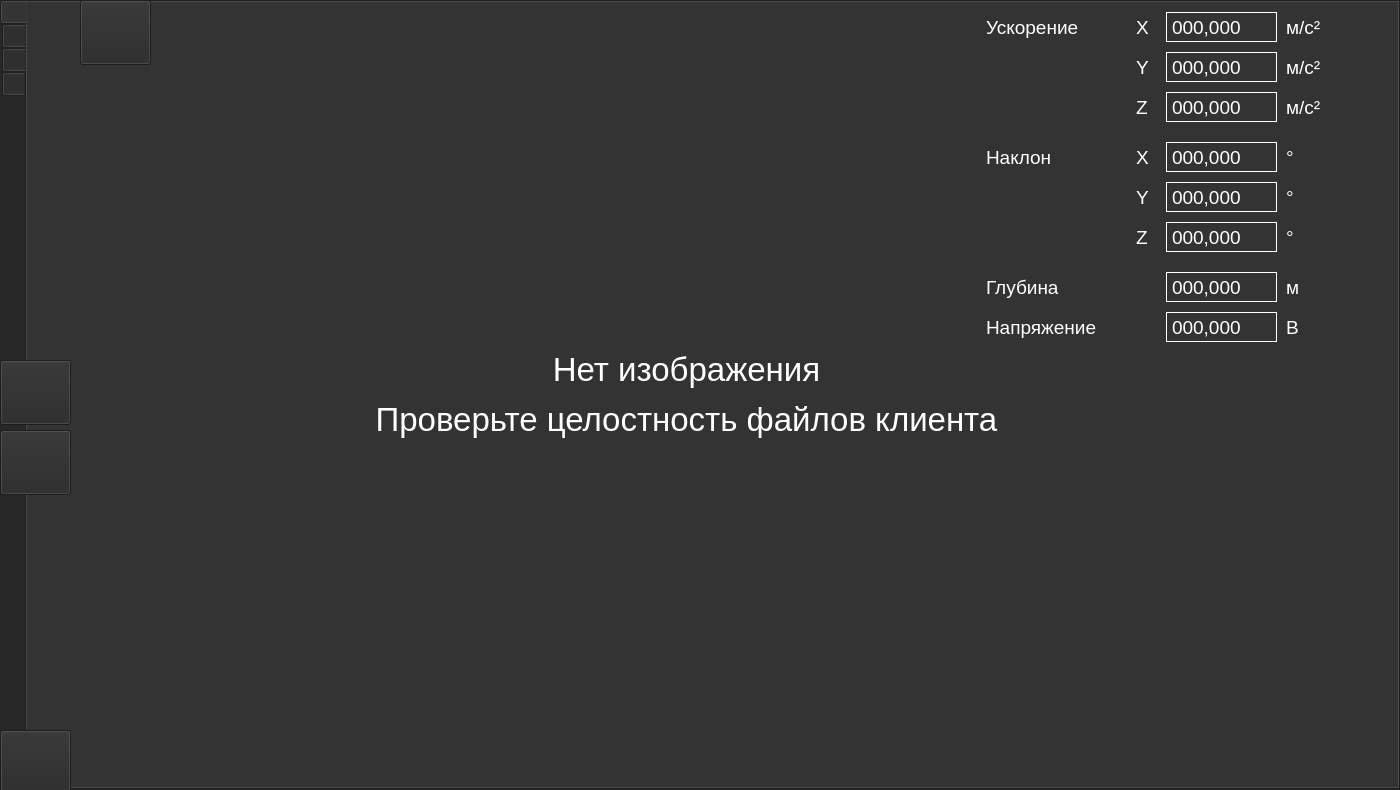
First picture: the form in src/MainWindow/MainWindow.ui, repository PolarStarWalker/PolarUV-client, before the edit.
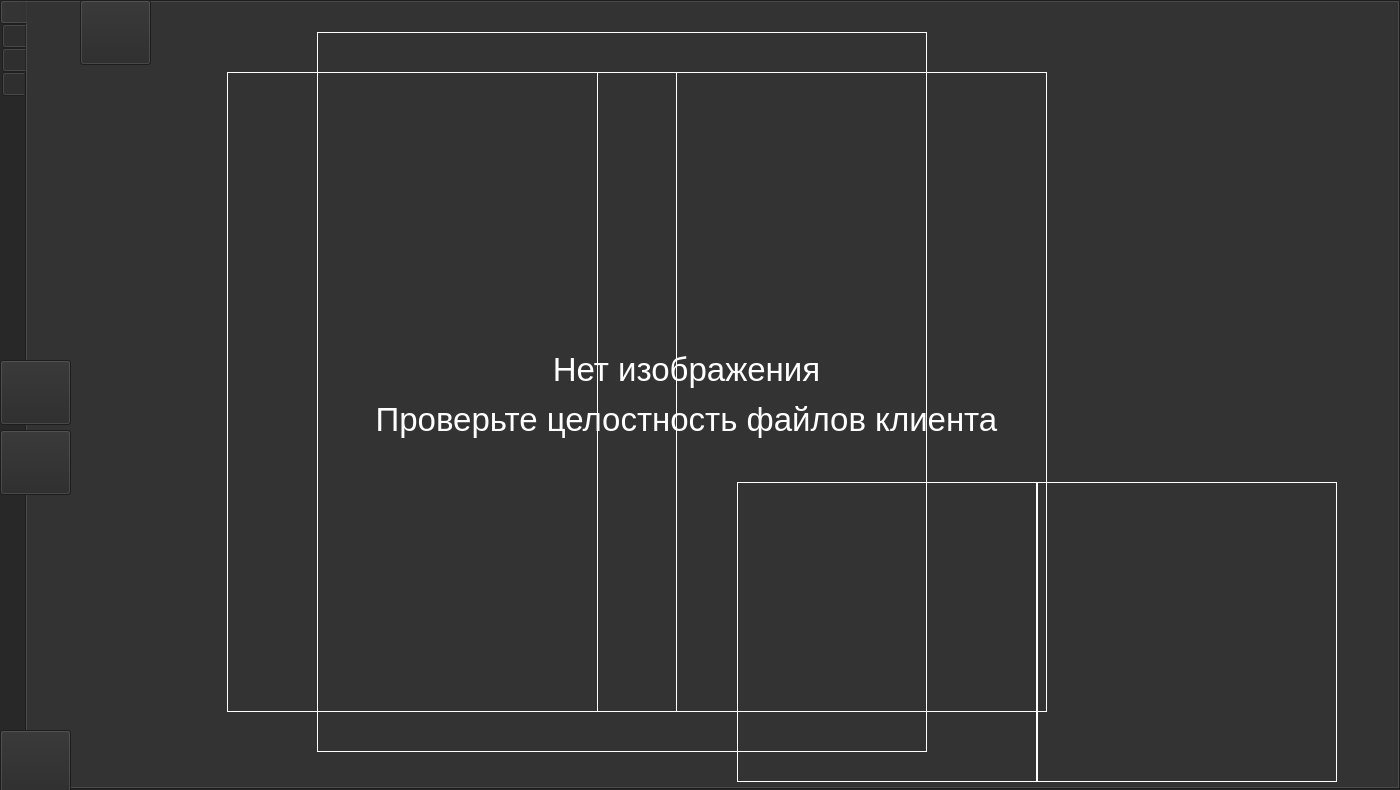
Second picture: the form after the edit. Icons and pictures are not drawn.

What changed in the file:
```diff
--- a/src/MainWindow/MainWindow.ui
+++ b/src/MainWindow/MainWindow.ui
@@ -1133,730 +1133,17 @@
        <bool>true</bool>
       </property>
      </widget>
-     <widget class="QWidget" name="TelemetryWidget" native="true">
-      <property name="geometry">
-       <rect>
-        <x>949</x>
-        <y>10</y>
-        <width>361</width>
-        <height>331</height>
-       </rect>
-      </property>
-      <property name="autoFillBackground">
-       <bool>false</bool>
-      </property>
-      <widget class="QLabel" name="EulerLabel">
-       <property name="geometry">
-        <rect>
-         <x>10</x>
-         <y>130</y>
-         <width>151</width>
-         <height>30</height>
-        </rect>
-       </property>
-       <property name="font">
-        <font>
-         <family>Arial</family>
-         <pointsize>14</pointsize>
-         <weight>50</weight>
-         <bold>false</bold>
-         <underline>false</underline>
-         <kerning>true</kerning>
-        </font>
-       </property>
-       <property name="text">
-        <string>Наклон</string>
-       </property>
-       <property name="wordWrap">
-        <bool>false</bool>
-       </property>
-      </widget>
-      <widget class="QLabel" name="EulerXLabel">
-       <property name="geometry">
-        <rect>
-         <x>160</x>
-         <y>130</y>
-         <width>20</width>
-         <height>30</height>
-        </rect>
-       </property>
-       <property name="font">
-        <font>
-         <family>Arial</family>
-         <pointsize>14</pointsize>
-         <weight>50</weight>
-         <bold>false</bold>
-         <underline>false</underline>
-         <kerning>true</kerning>
-        </font>
-       </property>
-       <property name="text">
-        <string>X</string>
-       </property>
-       <property name="wordWrap">
-        <bool>false</bool>
-       </property>
-      </widget>
-      <widget class="QLabel" name="EulerYLabel">
-       <property name="geometry">
-        <rect>
-         <x>160</x>
-         <y>170</y>
-         <width>20</width>
-         <height>30</height>
-        </rect>
-       </property>
-       <property name="font">
-        <font>
-         <family>Arial</family>
-         <pointsize>14</pointsize>
-         <weight>50</weight>
-         <bold>false</bold>
-         <underline>false</underline>
-         <kerning>true</kerning>
-        </font>
-       </property>
-       <property name="text">
-        <string>Y</string>
-       </property>
-       <property name="wordWrap">
-        <bool>false</bool>
-       </property>
-      </widget>
-      <widget class="QLabel" name="EulerZLabel">
-       <property name="geometry">
-        <rect>
-         <x>160</x>
-         <y>210</y>
-         <width>20</width>
-         <height>30</height>
-        </rect>
-       </property>
-       <property name="font">
-        <font>
-         <family>Arial</family>
-         <pointsize>14</pointsize>
-         <weight>50</weight>
-         <bold>false</bold>
-         <underline>false</underline>
-         <kerning>true</kerning>
-        </font>
-       </property>
-       <property name="text">
-        <string>Z</string>
-       </property>
-       <property name="wordWrap">
-        <bool>false</bool>
-       </property>
-      </widget>
-      <widget class="QLabel" name="DepthLabel">
-       <property name="geometry">
-        <rect>
-         <x>10</x>
-         <y>260</y>
-         <width>151</width>
-         <height>30</height>
-        </rect>
-       </property>
-       <property name="font">
-        <font>
-         <family>Arial</family>
-         <pointsize>14</pointsize>
-         <weight>50</weight>
-         <bold>false</bold>
-         <underline>false</underline>
-         <kerning>true</kerning>
-        </font>
-       </property>
-       <property name="text">
-        <string>Глубина</string>
-       </property>
-       <property name="wordWrap">
-        <bool>false</bool>
-       </property>
-      </widget>
-      <widget class="QLabel" name="VoltageLabel">
-       <property name="geometry">
-        <rect>
-         <x>10</x>
-         <y>300</y>
-         <width>141</width>
-         <height>30</height>
-        </rect>
-       </property>
-       <property name="font">
-        <font>
-         <family>Arial</family>
-         <pointsize>14</pointsize>
-         <weight>50</weight>
-         <bold>false</bold>
-         <underline>false</underline>
-         <kerning>true</kerning>
-        </font>
-       </property>
-       <property name="text">
-        <string>Напряжение</string>
-       </property>
-       <property name="wordWrap">
-        <bool>false</bool>
-       </property>
-      </widget>
-      <widget class="QLabel" name="EulerXValue">
-       <property name="geometry">
-        <rect>
-         <x>190</x>
-         <y>130</y>
-         <width>111</width>
-         <height>30</height>
-        </rect>
-       </property>
-       <property name="font">
-        <font>
-         <family>Arial</family>
-         <pointsize>14</pointsize>
-         <weight>50</weight>
-         <bold>false</bold>
-         <underline>false</underline>
-         <kerning>true</kerning>
-        </font>
-       </property>
-       <property name="frameShape">
-        <enum>QFrame::Panel</enum>
-       </property>
-       <property name="text">
-        <string>000,000</string>
-       </property>
-       <property name="wordWrap">
-        <bool>false</bool>
-       </property>
-      </widget>
-      <widget class="QLabel" name="EulerYValue">
-       <property name="geometry">
-        <rect>
-         <x>190</x>
-         <y>170</y>
-         <width>111</width>
-         <height>30</height>
-        </rect>
-       </property>
-       <property name="font">
-        <font>
-         <family>Arial</family>
-         <pointsize>14</pointsize>
-         <weight>50</weight>
-         <bold>false</bold>
-         <underline>false</underline>
-         <kerning>true</kerning>
-        </font>
-       </property>
-       <property name="frameShape">
-        <enum>QFrame::Panel</enum>
-       </property>
-       <property name="text">
-        <string>000,000</string>
-       </property>
-       <property name="wordWrap">
-        <bool>false</bool>
-       </property>
-      </widget>
-      <widget class="QLabel" name="EulerZValue">
-       <property name="geometry">
-        <rect>
-         <x>190</x>
-         <y>210</y>
-         <width>111</width>
-         <height>30</height>
-        </rect>
-       </property>
-       <property name="font">
-        <font>
-         <family>Arial</family>
-         <pointsize>14</pointsize>
-         <weight>50</weight>
-         <bold>false</bold>
-         <underline>false</underline>
-         <kerning>true</kerning>
-        </font>
-       </property>
-       <property name="frameShape">
-        <enum>QFrame::Panel</enum>
-       </property>
-       <property name="text">
-        <string>000,000</string>
-       </property>
-       <property name="wordWrap">
-        <bool>false</bool>
-       </property>
-      </widget>
-      <widget class="QLabel" name="DepthValue">
-       <property name="geometry">
-        <rect>
-         <x>190</x>
-         <y>260</y>
-         <width>111</width>
-         <height>30</height>
-        </rect>
-       </property>
-       <property name="font">
-        <font>
-         <family>Arial</family>
-         <pointsize>14</pointsize>
-         <weight>50</weight>
-         <bold>false</bold>
-         <underline>false</underline>
-         <kerning>true</kerning>
-        </font>
-       </property>
-       <property name="frameShape">
-        <enum>QFrame::Panel</enum>
-       </property>
-       <property name="text">
-        <string>000,000</string>
-       </property>
-       <property name="wordWrap">
-        <bool>false</bool>
-       </property>
-      </widget>
-      <widget class="QLabel" name="VoltageValue">
-       <property name="geometry">
-        <rect>
-         <x>190</x>
-         <y>300</y>
-         <width>111</width>
-         <height>30</height>
-        </rect>
-       </property>
-       <property name="font">
-        <font>
-         <family>Arial</family>
-         <pointsize>14</pointsize>
-         <weight>50</weight>
-         <bold>false</bold>
-         <underline>false</underline>
-         <kerning>true</kerning>
-        </font>
-       </property>
-       <property name="frameShape">
-        <enum>QFrame::Panel</enum>
-       </property>
-       <property name="text">
-        <string>000,000</string>
-       </property>
-       <property name="wordWrap">
-        <bool>false</bool>
-       </property>
-      </widget>
-      <widget class="QLabel" name="EulerXUnits">
-       <property name="geometry">
-        <rect>
-         <x>310</x>
-         <y>130</y>
-         <width>20</width>
-         <height>30</height>
-        </rect>
-       </property>
-       <property name="font">
-        <font>
-         <family>Arial</family>
-         <pointsize>14</pointsize>
-         <weight>50</weight>
-         <bold>false</bold>
-         <underline>false</underline>
-         <kerning>true</kerning>
-        </font>
-       </property>
-       <property name="text">
-        <string>°</string>
-       </property>
-       <property name="wordWrap">
-        <bool>false</bool>
-       </property>
-      </widget>
-      <widget class="QLabel" name="EulerYUnits">
-       <property name="geometry">
-        <rect>
-         <x>310</x>
-         <y>170</y>
-         <width>20</width>
-         <height>30</height>
-        </rect>
-       </property>
-       <property name="font">
-        <font>
-         <family>Arial</family>
-         <pointsize>14</pointsize>
-         <weight>50</weight>
-         <bold>false</bold>
-         <underline>false</underline>
-         <kerning>true</kerning>
-        </font>
-       </property>
-       <property name="text">
-        <string>°</string>
-       </property>
-       <property name="wordWrap">
-        <bool>false</bool>
-       </property>
-      </widget>
-      <widget class="QLabel" name="EulerZUnits">
-       <property name="geometry">
-        <rect>
-         <x>310</x>
-         <y>210</y>
-         <width>20</width>
-         <height>30</height>
-        </rect>
-       </property>
-       <property name="font">
-        <font>
-         <family>Arial</family>
-         <pointsize>14</pointsize>
-         <weight>50</weight>
-         <bold>false</bold>
-         <underline>false</underline>
-         <kerning>true</kerning>
-        </font>
-       </property>
-       <property name="text">
-        <string>°</string>
-       </property>
-       <property name="wordWrap">
-        <bool>false</bool>
-       </property>
-      </widget>
-      <widget class="QLabel" name="DepthUnits">
-       <property name="geometry">
-        <rect>
-         <x>310</x>
-         <y>260</y>
-         <width>51</width>
-         <height>30</height>
-        </rect>
-       </property>
-       <property name="font">
-        <font>
-         <family>Arial</family>
-         <pointsize>14</pointsize>
-         <weight>50</weight>
-         <bold>false</bold>
-         <underline>false</underline>
-         <kerning>true</kerning>
-        </font>
-       </property>
-       <property name="text">
-        <string>м</string>
-       </property>
-       <property name="wordWrap">
-        <bool>false</bool>
-       </property>
-      </widget>
-      <widget class="QLabel" name="VoltageUnits">
-       <property name="geometry">
-        <rect>
-         <x>310</x>
-         <y>300</y>
-         <width>51</width>
-         <height>30</height>
-        </rect>
-       </property>
-       <property name="font">
-        <font>
-         <family>Arial</family>
-         <pointsize>14</pointsize>
-         <weight>50</weight>
-         <bold>false</bold>
-         <underline>false</underline>
-         <kerning>true</kerning>
-        </font>
-       </property>
-       <property name="text">
-        <string>В</string>
-       </property>
-       <property name="wordWrap">
-        <bool>false</bool>
-       </property>
-      </widget>
-      <widget class="QLabel" name="AccelerationXValue">
-       <property name="geometry">
-        <rect>
-         <x>190</x>
-         <y>0</y>
-         <width>111</width>
-         <height>30</height>
-        </rect>
-       </property>
-       <property name="font">
-        <font>
-         <family>Arial</family>
-         <pointsize>14</pointsize>
-         <weight>50</weight>
-         <bold>false</bold>
-         <underline>false</underline>
-         <kerning>true</kerning>
-        </font>
-       </property>
-       <property name="frameShape">
-        <enum>QFrame::Panel</enum>
-       </property>
-       <property name="text">
-        <string>000,000</string>
-       </property>
-       <property name="wordWrap">
-        <bool>false</bool>
-       </property>
-      </widget>
-      <widget class="QLabel" name="AccelerationXUnits">
-       <property name="geometry">
-        <rect>
-         <x>310</x>
-         <y>0</y>
-         <width>51</width>
-         <height>30</height>
-        </rect>
-       </property>
-       <property name="font">
-        <font>
-         <family>Arial</family>
-         <pointsize>14</pointsize>
-         <weight>50</weight>
-         <bold>false</bold>
-         <underline>false</underline>
-         <kerning>true</kerning>
-        </font>
-       </property>
-       <property name="text">
-        <string>м/с²</string>
-       </property>
-       <property name="wordWrap">
-        <bool>false</bool>
-       </property>
-      </widget>
-      <widget class="QLabel" name="AccelerationZValue">
-       <property name="geometry">
-        <rect>
-         <x>190</x>
-         <y>80</y>
-         <width>111</width>
-         <height>30</height>
-        </rect>
-       </property>
-       <property name="font">
-        <font>
-         <family>Arial</family>
-         <pointsize>14</pointsize>
-         <weight>50</weight>
-         <bold>false</bold>
-         <underline>false</underline>
-         <kerning>true</kerning>
-        </font>
-       </property>
-       <property name="frameShape">
-        <enum>QFrame::Panel</enum>
-       </property>
-       <property name="text">
-        <string>000,000</string>
-       </property>
-       <property name="wordWrap">
-        <bool>false</bool>
-       </property>
-      </widget>
-      <widget class="QLabel" name="AccelerationZLabel">
-       <property name="geometry">
-        <rect>
-         <x>160</x>
-         <y>80</y>
-         <width>20</width>
-         <height>30</height>
-        </rect>
-       </property>
-       <property name="font">
-        <font>
-         <family>Arial</family>
-         <pointsize>14</pointsize>
-         <weight>50</weight>
-         <bold>false</bold>
-         <underline>false</underline>
-         <kerning>true</kerning>
-        </font>
-       </property>
-       <property name="text">
-        <string>Z</string>
-       </property>
-       <property name="wordWrap">
-        <bool>false</bool>
-       </property>
-      </widget>
-      <widget class="QLabel" name="AccelerationYUnits">
-       <property name="geometry">
-        <rect>
-         <x>310</x>
-         <y>40</y>
-         <width>51</width>
-         <height>30</height>
-        </rect>
-       </property>
-       <property name="font">
-        <font>
-         <family>Arial</family>
-         <pointsize>14</pointsize>
-         <weight>50</weight>
-         <bold>false</bold>
-         <underline>false</underline>
-         <kerning>true</kerning>
-        </font>
-       </property>
-       <property name="text">
-        <string>м/с²</string>
-       </property>
-       <property name="wordWrap">
-        <bool>false</bool>
-       </property>
-      </widget>
-      <widget class="QLabel" name="AccelerationYValue">
-       <property name="geometry">
-        <rect>
-         <x>190</x>
-         <y>40</y>
-         <width>111</width>
-         <height>30</height>
-        </rect>
-       </property>
-       <property name="font">
-        <font>
-         <family>Arial</family>
-         <pointsize>14</pointsize>
-         <weight>50</weight>
-         <bold>false</bold>
-         <underline>false</underline>
-         <kerning>true</kerning>
-        </font>
-       </property>
-       <property name="frameShape">
-        <enum>QFrame::Panel</enum>
-       </property>
-       <property name="text">
-        <string>000,000</string>
-       </property>
-       <property name="wordWrap">
-        <bool>false</bool>
-       </property>
-      </widget>
-      <widget class="QLabel" name="AccelerationZUnits">
-       <property name="geometry">
-        <rect>
-         <x>310</x>
-         <y>80</y>
-         <width>51</width>
-         <height>30</height>
-        </rect>
-       </property>
-       <property name="font">
-        <font>
-         <family>Arial</family>
-         <pointsize>14</pointsize>
-         <weight>50</weight>
-         <bold>false</bold>
-         <underline>false</underline>
-         <kerning>true</kerning>
-        </font>
-       </property>
-       <property name="text">
-        <string>м/с²</string>
-       </property>
-       <property name="wordWrap">
-        <bool>false</bool>
-       </property>
-      </widget>
-      <widget class="QLabel" name="AccelerationLabel">
-       <property name="geometry">
-        <rect>
-         <x>10</x>
-         <y>0</y>
-         <width>151</width>
-         <height>30</height>
-        </rect>
-       </property>
-       <property name="font">
-        <font>
-         <family>Arial</family>
-         <pointsize>14</pointsize>
-         <weight>50</weight>
-         <bold>false</bold>
-         <underline>false</underline>
-         <kerning>true</kerning>
-        </font>
-       </property>
-       <property name="text">
-        <string>Ускорение</string>
-       </property>
-       <property name="wordWrap">
-        <bool>false</bool>
-       </property>
-      </widget>
-      <widget class="QLabel" name="AccelerationXLabel">
-       <property name="geometry">
-        <rect>
-         <x>160</x>
-         <y>0</y>
-         <width>20</width>
-         <height>30</height>
-        </rect>
-       </property>
-       <property name="font">
-        <font>
-         <family>Arial</family>
-         <pointsize>14</pointsize>
-         <weight>50</weight>
-         <bold>false</bold>
-         <underline>false</underline>
-         <kerning>true</kerning>
-        </font>
-       </property>
-       <property name="text">
-        <string>X</string>
-       </property>
-       <property name="wordWrap">
-        <bool>false</bool>
-       </property>
-      </widget>
-      <widget class="QLabel" name="AccelerationYLabel">
-       <property name="geometry">
-        <rect>
-         <x>160</x>
-         <y>40</y>
-         <width>20</width>
-         <height>30</height>
-        </rect>
-       </property>
-       <property name="font">
-        <font>
-         <family>Arial</family>
-         <pointsize>14</pointsize>
-         <weight>50</weight>
-         <bold>false</bold>
-         <underline>false</underline>
-         <kerning>true</kerning>
-        </font>
-       </property>
-       <property name="text">
-        <string>Y</string>
-       </property>
-       <property name="wordWrap">
-        <bool>false</bool>
-       </property>
-      </widget>
-     </widget>
      <widget class="QLabel" name="RollLabel">
       <property name="geometry">
        <rect>
-        <x>390</x>
-        <y>180</y>
-        <width>410</width>
-        <height>410</height>
+        <x>290</x>
+        <y>30</y>
+        <width>610</width>
+        <height>720</height>
        </rect>
       </property>
       <property name="frameShape">
-       <enum>QFrame::NoFrame</enum>
+       <enum>QFrame::Box</enum>
       </property>
       <property name="text">
        <string/>
@@ -1875,7 +1162,7 @@
        </rect>
       </property>
       <property name="frameShape">
-       <enum>QFrame::NoFrame</enum>
+       <enum>QFrame::Box</enum>
       </property>
       <property name="text">
        <string/>
@@ -1887,14 +1174,52 @@
      <widget class="QLabel" name="PitchLabel">
       <property name="geometry">
        <rect>
-        <x>270</x>
-        <y>155</y>
-        <width>350</width>
-        <height>460</height>
+        <x>200</x>
+        <y>70</y>
+        <width>450</width>
+        <height>640</height>
        </rect>
       </property>
       <property name="frameShape">
-       <enum>QFrame::NoFrame</enum>
+       <enum>QFrame::Box</enum>
+      </property>
+      <property name="text">
+       <string/>
+      </property>
+      <property name="alignment">
+       <set>Qt::AlignCenter</set>
+      </property>
+     </widget>
+     <widget class="QLabel" name="DepthLabel">
+      <property name="geometry">
+       <rect>
+        <x>570</x>
+        <y>70</y>
+        <width>450</width>
+        <height>640</height>
+       </rect>
+      </property>
+      <property name="frameShape">
+       <enum>QFrame::Box</enum>
+      </property>
+      <property name="text">
+       <string/>
+      </property>
+      <property name="alignment">
+       <set>Qt::AlignCenter</set>
+      </property>
+     </widget>
+     <widget class="QLabel" name="RoundPitchLabel">
+      <property name="geometry">
+       <rect>
+        <x>710</x>
+        <y>480</y>
+        <width>300</width>
+        <height>300</height>
+       </rect>
+      </property>
+      <property name="frameShape">
+       <enum>QFrame::Box</enum>
       </property>
       <property name="text">
        <string/>
```
Left out of the diff: 3 changed lines with no effect on the pictures.
